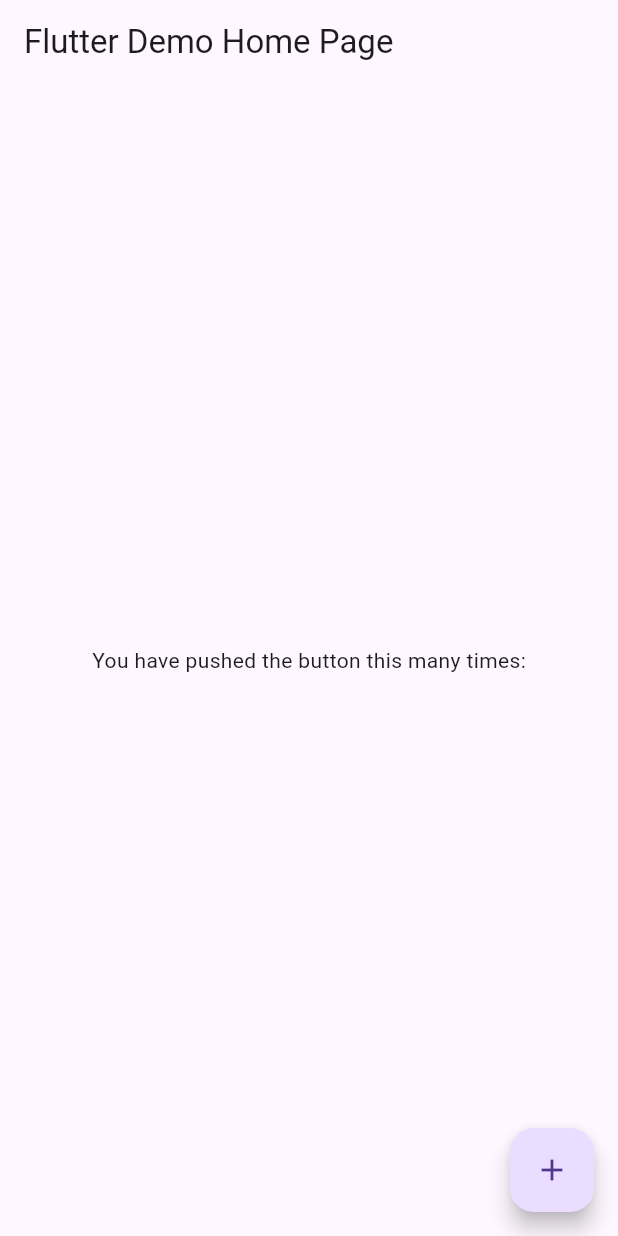
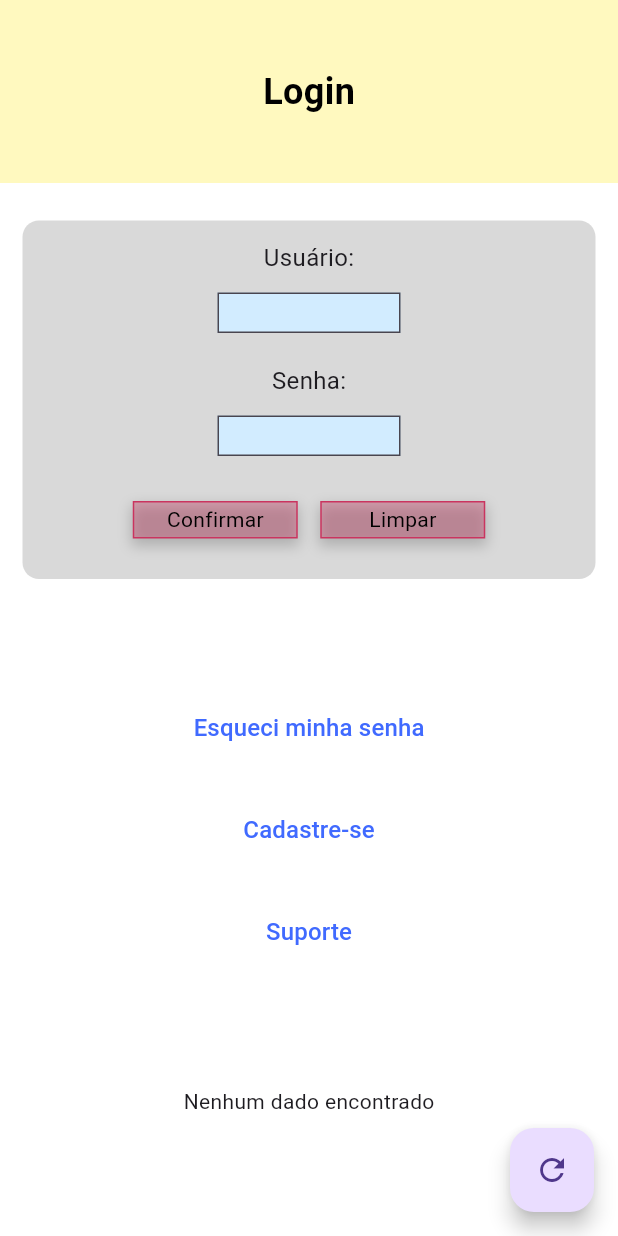
Before and after one commit to zhant-s-team/mobile, a Flutter app: the screen it shows after launch, on a phone screen of 412 x 824 dp. Run offline on Flutter 3.47's test engine with Material 3 defaults, Android fonts, the phone set to English and light mode, and no system bars.

Commit message:
:FEAT:Tela de login implementada

```diff
--- /dev/null
+++ b/lib/controllers/app_controller.dart
@@ -0,0 +1,27 @@
+import 'package:flutter/material.dart';
+import '../models/app_model.dart';
+
+class DataController with ChangeNotifier {
+  final ApiService apiService;
+  DataModel? _data;
+  bool _loading = false;
+
+  DataController(this.apiService);
+
+  DataModel? get data => _data;
+  bool get loading => _loading;
+
+  Future<void> fetchData() async {
+    _loading = true;
+    notifyListeners();
+
+    try {
+      _data = await apiService.fetchData();
+    } catch (e) {
+      print(e);
+    } finally {
+      _loading = false;
+      notifyListeners();
+    }
+  }
+}
--- a/lib/main.dart
+++ b/lib/main.dart
@@ -1,111 +1,252 @@
 import 'package:flutter/material.dart';
+import 'package:provider/provider.dart';
+import '../controllers/app_controller.dart';
+import '../models/app_model.dart';
+import '../styles/app_styles.dart';
 
 void main() {
-  runApp(const MyApp());
+  runApp(MyApp());
 }
 
 class MyApp extends StatelessWidget {
-  const MyApp({Key? key}) : super(key: key);
-
-  // This widget is the root of your application.
   @override
   Widget build(BuildContext context) {
-    return MaterialApp(
-      title: 'Flutter Demo',
-      theme: ThemeData(
-        // This is the theme of your application.
-        //
-        // Try running your application with "flutter run". You'll see the
-        // application has a blue toolbar. Then, without quitting the app, try
-        // changing the primarySwatch below to Colors.green and then invoke
-        // "hot reload" (press "r" in the console where you ran "flutter run",
-        // or simply save your changes to "hot reload" in a Flutter IDE).
-        // Notice that the counter didn't reset back to zero; the application
-        // is not restarted.
-        primarySwatch: Colors.blue,
+    return ChangeNotifierProvider(
+      create: (context) => DataController(ApiService()),
+      child: MaterialApp(
+        home: HomeScreen(),
       ),
-      home: const MyHomePage(title: 'Flutter Demo Home Page'),
     );
   }
 }
 
-class MyHomePage extends StatefulWidget {
-  const MyHomePage({Key? key, required this.title}) : super(key: key);
-
-  // This widget is the home page of your application. It is stateful, meaning
-  // that it has a State object (defined below) that contains fields that affect
-  // how it looks.
-
-  // This class is the configuration for the state. It holds the values (in this
-  // case the title) provided by the parent (in this case the App widget) and
-  // used by the build method of the State. Fields in a Widget subclass are
-  // always marked "final".
-
-  final String title;
-
-  @override
-  State<MyHomePage> createState() => _MyHomePageState();
-}
-
-class _MyHomePageState extends State<MyHomePage> {
-  int _counter = 0;
-
-  void _incrementCounter() {
-    setState(() {
-      // This call to setState tells the Flutter framework that something has
-      // changed in this State, which causes it to rerun the build method below
-      // so that the display can reflect the updated values. If we changed
-      // _counter without calling setState(), then the build method would not be
-      // called again, and so nothing would appear to happen.
-      _counter++;
-    });
-  }
+class HomeScreen extends StatelessWidget {
+  final TextEditingController usernameController = TextEditingController();
+  final TextEditingController passwordController = TextEditingController();
 
   @override
   Widget build(BuildContext context) {
-    // This method is rerun every time setState is called, for instance as done
-    // by the _incrementCounter method above.
-    //
-    // The Flutter framework has been optimized to make rerunning build methods
-    // fast, so that you can just rebuild anything that needs updating rather
-    // than having to individually change instances of widgets.
+    final controller = Provider.of<DataController>(context);
+    final screenWidth = MediaQuery.of(context).size.width;
+
     return Scaffold(
-      appBar: AppBar(
-        // Here we take the value from the MyHomePage object that was created by
-        // the App.build method, and use it to set our appbar title.
-        title: Text(widget.title),
-      ),
-      body: Center(
-        // Center is a layout widget. It takes a single child and positions it
-        // in the middle of the parent.
-        child: Column(
-          // Column is also a layout widget. It takes a list of children and
-          // arranges them vertically. By default, it sizes itself to fit its
-          // children horizontally, and tries to be as tall as its parent.
-          //
-          // Invoke "debug painting" (press "p" in the console, choose the
-          // "Toggle Debug Paint" action from the Flutter Inspector in Android
-          // Studio, or the "Toggle Debug Paint" command in Visual Studio Code)
-          // to see the wireframe for each widget.
-          //
-          // Column has various properties to control how it sizes itself and
-          // how it positions its children. Here we use mainAxisAlignment to
-          // center the children vertically; the main axis here is the vertical
-          // axis because Columns are vertical (the cross axis would be
-          // horizontal).
-          mainAxisAlignment: MainAxisAlignment.center,
-          children: <Widget>[
-            const Text(
-              'You have pushed the button this many times:',
+      backgroundColor: AppStyles.backgroundColor,
+      appBar: AppStyles.buildHeader(title: 'Login'),
+      body: Column(
+        children: [
+          SizedBox(height: 25),
+          Padding(
+            padding: const EdgeInsets.symmetric(horizontal: 15.0),
+            child: Container(
+              width: screenWidth - 30,
+              height: 239,
+              decoration: BoxDecoration(
+                color: Color.fromRGBO(217, 217, 217, 1),
+                borderRadius: BorderRadius.circular(11),
+              ),
+              child: Padding(
+                padding: const EdgeInsets.symmetric(horizontal: 10.0),
+                child: Column(
+                  crossAxisAlignment: CrossAxisAlignment.center,
+                  children: [
+                    SizedBox(height: 13), // Espaço de 13px abaixo do topo
+                    Text(
+                      'Usuário:',
+                      style: TextStyle(fontSize: 16),
+                    ),
+                    SizedBox(height: 12), // Espaço de 12px abaixo do texto "Usuário:"
+                    Container(
+                      width: screenWidth - 290, // 145px de distância de cada lado
+                      height: 27,
+                      child: TextField(
+                        controller: usernameController,
+                        textAlign: TextAlign.center, // Centraliza o texto horizontalmente
+                        decoration: InputDecoration(
+                          filled: true,
+                          fillColor: Color.fromRGBO(210, 236, 255, 1),
+                          border: OutlineInputBorder(
+                            borderSide: BorderSide(color: Color.fromRGBO(0, 163, 255, 1), width: 1),
+                            borderRadius: BorderRadius.zero, // Retangular 100%
+                          ),
+                          contentPadding: EdgeInsets.symmetric(vertical: 5.0), // Ajusta o preenchimento vertical
+                        ),
+                      ),
+                    ),
+                    SizedBox(height: 20), // Espaço de 20px abaixo do campo de usuário
+                    Text(
+                      'Senha:',
+                      style: TextStyle(fontSize: 16),
+                    ),
+                    SizedBox(height: 12), // Espaço de 12px abaixo do texto "Senha:"
+                    Container(
+                      width: screenWidth - 290, // 145px de distância de cada lado
+                      height: 27,
+                      child: TextField(
+                        controller: passwordController,
+                        textAlign: TextAlign.center, // Centraliza o texto horizontalmente
+                        decoration: InputDecoration(
+                          filled: true,
+                          fillColor: Color.fromRGBO(210, 236, 255, 1),
+                          border: OutlineInputBorder(
+                            borderSide: BorderSide(color: Color.fromRGBO(0, 163, 255, 1), width: 1),
+                            borderRadius: BorderRadius.zero, // Retangular 100%
+                          ),
+                          contentPadding: EdgeInsets.symmetric(vertical: 5.0), // Ajusta o preenchimento vertical
+                        ),
+                        obscureText: true, // Esconde a senha
+                      ),
+                    ),
+                    SizedBox(height: 30), // Reduzido para 30px para mover os botões para cima
+                    Row(
+                      mainAxisAlignment: MainAxisAlignment.center,
+                      children: [
+                        HoverButton(
+                          text: 'Confirmar',
+                          onPressed: () {
+                            print('Usuário: ${usernameController.text}');
+                            print('Senha: ${passwordController.text}');
+                          },
+                        ),
+                        SizedBox(width: 15), // Espaço de 15px entre os botões
+                        HoverButton(
+                          text: 'Limpar',
+                          onPressed: () {
+                            usernameController.clear();
+                            passwordController.clear();
+                          },
+                        ),
+                      ],
+                    ),
+                  ],
+                ),
+              ),
             ),
-          ],
-        ),
+          ),
+          SizedBox(height: 75), // Espaço de 75px abaixo do quadrado para o texto "Esqueci minha senha"
+          TextButton(
+            onPressed: () {
+              // Ação ao clicar no link
+              print('Link clicado: Esqueci minha senha');
+            },
+            child: Text(
+              'Esqueci minha senha',
+              style: TextStyle(
+                color: Color.fromRGBO(64, 106, 255, 1),
+                fontSize: 16,
+              ),
+            ),
+          ),
+          SizedBox(height: 20), // Espaço de 20px entre os textos
+          TextButton(
+            onPressed: () {
+              // Ação ao clicar no link
+              print('Link clicado: Cadastre-se');
+            },
+            child: Text(
+              'Cadastre-se',
+              style: TextStyle(
+                color: Color.fromRGBO(64, 106, 255, 1),
+                fontSize: 16,
+              ),
+            ),
+          ),
+          SizedBox(height: 20), // Espaço de 20px entre os textos
+          TextButton(
+            onPressed: () {
+              // Ação ao clicar no link
+              print('Link clicado: Suporte');
+            },
+            child: Text(
+              'Suporte',
+              style: TextStyle(
+                color: Color.fromRGBO(64, 106, 255, 1),
+                fontSize: 16,
+              ),
+            ),
+          ),
+          Expanded(
+            child: Center(
+              child: controller.loading
+                  ? CircularProgressIndicator()
+                  : controller.data != null
+                      ? Text(controller.data!.title)
+                      : Text('Nenhum dado encontrado'),
+            ),
+          ),
+        ],
       ),
       floatingActionButton: FloatingActionButton(
-        onPressed: _incrementCounter,
-        tooltip: 'Increment',
-        child: const Icon(Icons.add),
-      ), // This trailing comma makes auto-formatting nicer for build methods.
+        onPressed: () {
+          controller.fetchData();
+        },
+        child: Icon(Icons.refresh),
+      ),
     );
   }
 }
+
+class HoverButton extends StatefulWidget {
+  final String text;
+  final VoidCallback onPressed;
+
+  const HoverButton({required this.text, required this.onPressed, Key? key}) : super(key: key);
+
+  @override
+  _HoverButtonState createState() => _HoverButtonState();
+}
+
+class _HoverButtonState extends State<HoverButton> {
+  Color _color = Color.fromRGBO(202, 52, 95, 0.35);
+
+  @override
+  Widget build(BuildContext context) {
+    return MouseRegion(
+      onEnter: (_) {
+        setState(() {
+          _color = Color.fromRGBO(202, 52, 95, 0.5); // Cor ao passar o mouse
+        });
+      },
+      onExit: (_) {
+        setState(() {
+          _color = Color.fromRGBO(202, 52, 95, 0.35); // Cor padrão
+        });
+      },
+      child: GestureDetector(
+        onTap: () {
+          setState(() {
+            _color = Color.fromRGBO(202, 52, 95, 0.7); // Cor ao clicar
+          });
+          widget.onPressed();
+          Future.delayed(Duration(milliseconds: 100), () {
+            setState(() {
+              _color = Color.fromRGBO(202, 52, 95, 0.35); // Retorna à cor padrão após um atraso
+            });
+          });
+        },
+        child: Container(
+          width: 110,
+          height: 25,
+          decoration: BoxDecoration(
+            color: _color,
+            border: Border.all(color: Color.fromRGBO(202, 52, 95, 1), width: 1),
+            borderRadius: BorderRadius.zero,
+            boxShadow: [
+              BoxShadow(
+                color: Colors.grey.withOpacity(0.7),
+                spreadRadius: 1,
+                blurRadius: 7,
+                offset: Offset(0, 4),
+              ),
+            ],
+          ),
+          child: Center(
+            child: Text(
+              widget.text,
+              style: TextStyle(color: Colors.black),
+            ),
+          ),
+        ),
+      ),
+    );
+  }
+}
--- /dev/null
+++ b/lib/models/app_model.dart
@@ -0,0 +1,24 @@
+import 'package:http/http.dart' as http;
+import 'dart:convert';
+
+class DataModel {
+  final String title;
+
+  DataModel({required this.title});
+
+  factory DataModel.fromJson(Map<String, dynamic> json) {
+    return DataModel(title: json['title']);
+  }
+}
+
+class ApiService {
+  Future<DataModel> fetchData() async {
+    final response = await http.get(Uri.parse('https://jsonplaceholder.typicode.com/posts/1'));
+
+    if (response.statusCode == 200) {
+      return DataModel.fromJson(json.decode(response.body));
+    } else {
+      throw Exception('Failed to load data');
+    }
+  }
+}
--- /dev/null
+++ b/lib/styles/app_styles.dart
@@ -0,0 +1,27 @@
+import 'package:flutter/material.dart';
+
+class AppStyles {
+  static const Color backgroundColor = Color.fromRGBO(255, 255, 255, 1);
+  static const Color headerBackgroundColor = Color.fromRGBO(255, 249, 191, 1);
+
+  // Função que retorna o cabeçalho
+  static PreferredSizeWidget buildHeader({required String title}) {
+    return PreferredSize(
+      preferredSize: Size.fromHeight(122), // Altura do cabeçalho
+      child: Container(
+        width: 360, // Largura do cabeçalho
+        color: headerBackgroundColor,
+        child: Center( // Centraliza o conteúdo dentro do cabeçalho
+          child: Text(
+            title,
+            style: TextStyle(
+              fontSize: 24, // Tamanho da fonte
+              fontWeight: FontWeight.bold,
+              color: Colors.black, // Cor do texto
+            ),
+          ),
+        ),
+      ),
+    );
+  }
+}
--- a/pubspec.yaml
+++ b/pubspec.yaml
@@ -34,6 +34,8 @@
   # The following adds the Cupertino Icons font to your application.
   # Use with the CupertinoIcons class for iOS style icons.
   cupertino_icons: ^1.0.2
+  provider: ^6.1.2
+  http: ^1.2.2
 
 dev_dependencies:
   flutter_test:
```
Also changed, not shown: pubspec.lock, 2 other files.
